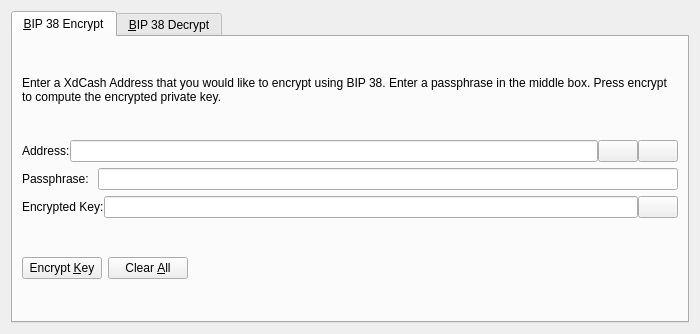
xdccash/xdcash-core, file src/qt/forms/bip38tooldialog.ui: the form before one commit.
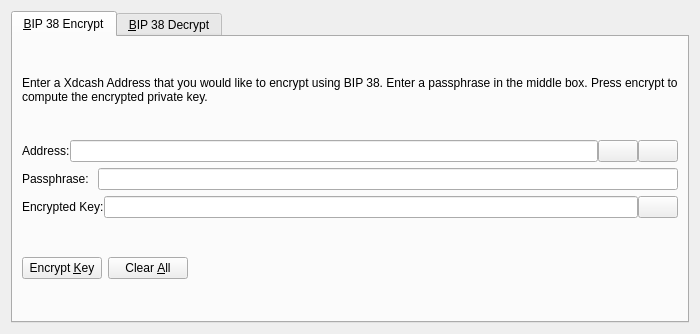
The form after the commit. The open tabs and pages were chosen to show the change. Icons and pictures are not drawn. Custom widgets are drawn as their Qt base class.

The edit to the form file:
```diff
--- a/src/qt/forms/bip38tooldialog.ui
+++ b/src/qt/forms/bip38tooldialog.ui
@@ -30,7 +30,7 @@
        <item>
         <widget class="QLabel" name="infoLabel_ENC">
          <property name="text">
-          <string>Enter a XdCash Address that you would like to encrypt using BIP 38. Enter a passphrase in the middle box. Press encrypt to compute the encrypted private key.</string>
+          <string>Enter a Xdcash Address that you would like to encrypt using BIP 38. Enter a passphrase in the middle box. Press encrypt to compute the encrypted private key.</string>
          </property>
          <property name="textFormat">
           <enum>Qt::PlainText</enum>
```
Left out of the diff: 8 changed lines with no effect on the pictures.
